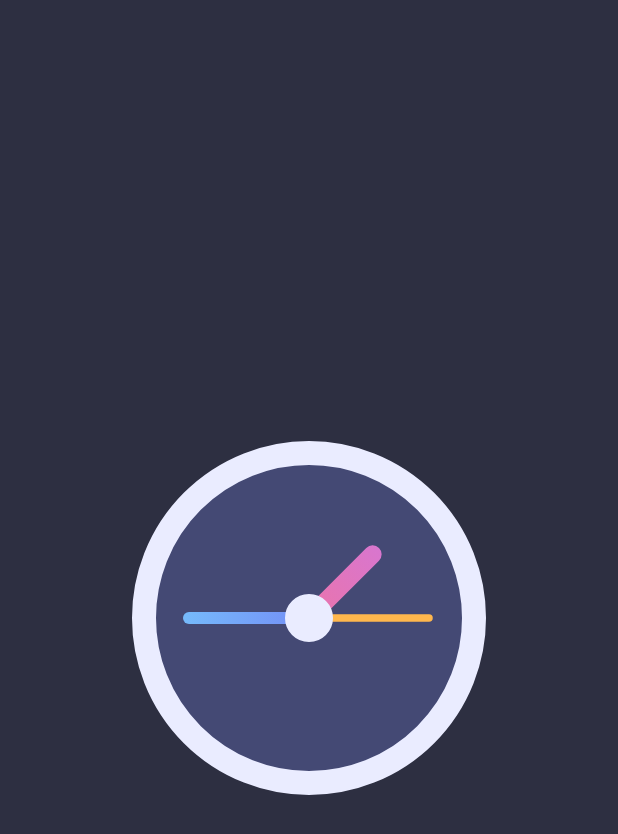
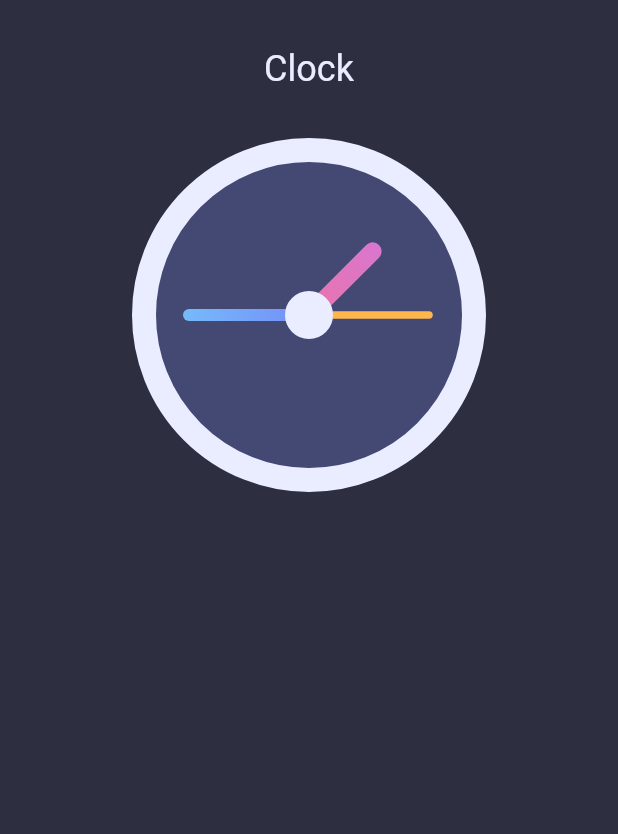
Before and after one commit to jeremyessien/clock_app, a Flutter app: the screen it shows after launch, on a phone screen of 412 x 824 dp. Shown: the top 834 px of the screen. Run offline on Flutter 3.47's test engine with Material 2 defaults, Android fonts, the phone set to English and light mode, and no system bars.

Commit message:
Update homepage.dart

```diff
--- a/lib/homepage.dart
+++ b/lib/homepage.dart
@@ -1,3 +1,5 @@
+// ignore_for_file: prefer_const_constructors
+
 import 'package:clock_app/clock_view.dart';
 import 'package:flutter/material.dart';
 import 'constants.dart';
@@ -11,11 +13,23 @@ class HomePage extends StatefulWidget {
 class _HomePageState extends State<HomePage> {
   @override
   Widget build(BuildContext context) {
-    return  Scaffold(
+    return Scaffold(
+      backgroundColor: kContainerBackground,
       body: Container(
+        padding: EdgeInsets.all(32),
         alignment: Alignment.center,
-        color: kContainerBackground,
-        child: ClockView(),
+        child: Column(
+          children: [
+            Text(
+              'Clock',
+              style: TextStyle(
+                color: kOutlineBrushColor,
+                fontSize: 24,
+              ),
+            ),
+            ClockView(),
+          ],
+        ),
       ),
     );
   }
```
